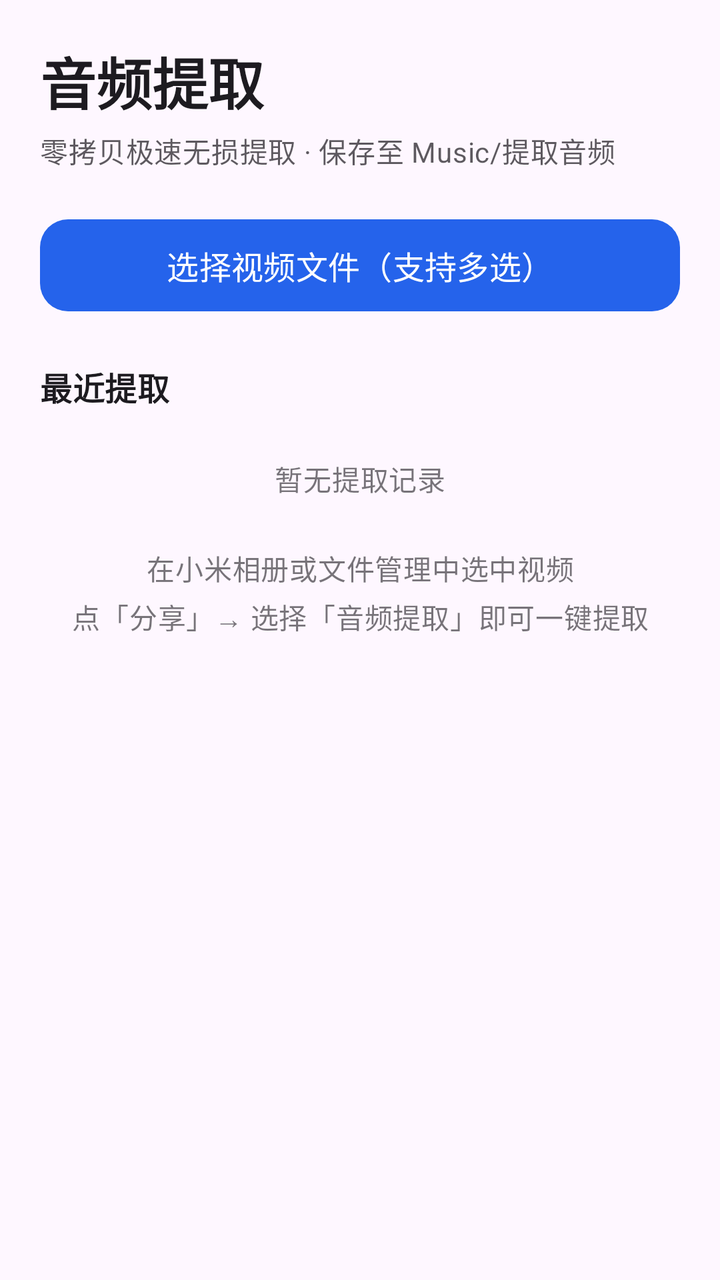
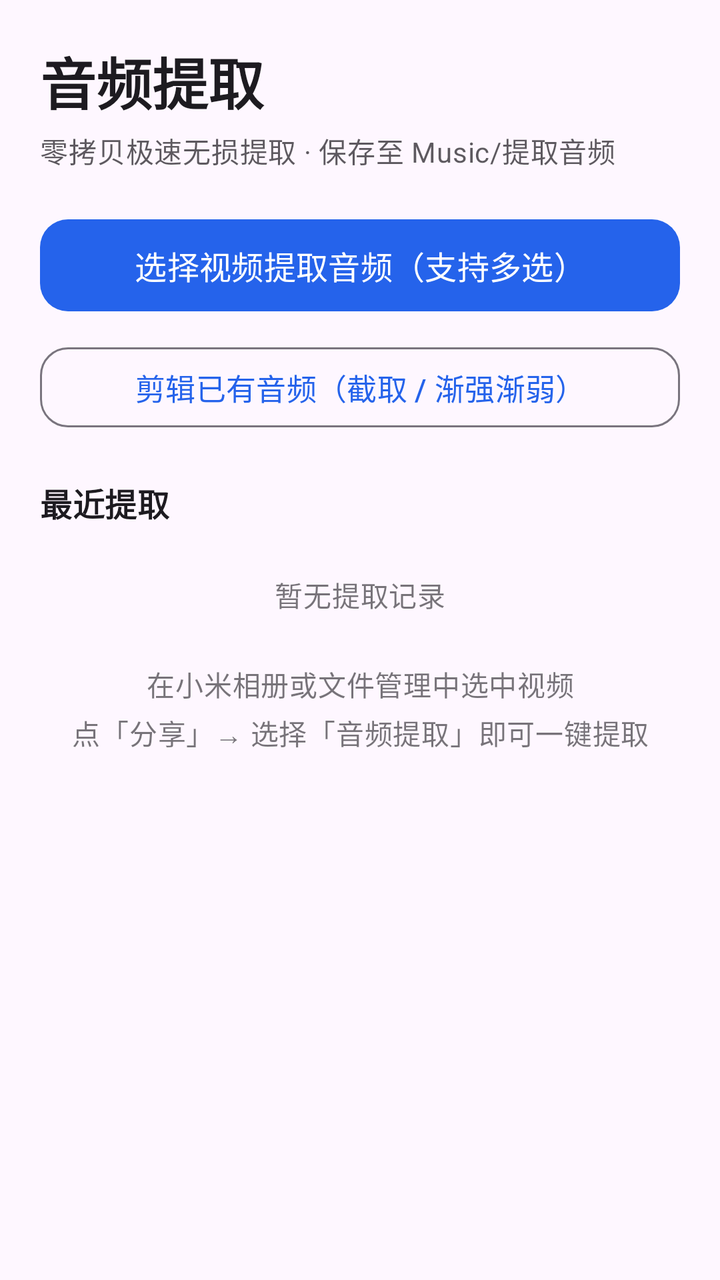

The first picture is an Android layout as it rendered before a commit; the second is the same layout after the commit. The layout source and the unified diff follow.
<!-- AndroidManifest.xml: application theme Theme.AudioExtractor -->
<!-- res/layout/activity_main.xml -->
<?xml version="1.0" encoding="utf-8"?>
<LinearLayout xmlns:android="http://schemas.android.com/apk/res/android"
    xmlns:app="http://schemas.android.com/apk/res-auto"
    android:layout_width="match_parent"
    android:layout_height="match_parent"
    android:orientation="vertical"
    android:padding="20dp">

    <TextView
        android:layout_width="match_parent"
        android:layout_height="wrap_content"
        android:text="@string/app_name"
        android:textAppearance="@style/TextAppearance.Material3.HeadlineMedium"
        android:textStyle="bold" />

    <TextView
        android:layout_width="match_parent"
        android:layout_height="wrap_content"
        android:layout_marginTop="4dp"
        android:alpha="0.72"
        android:text="@string/subtitle_hint"
        android:textAppearance="@style/TextAppearance.Material3.BodyMedium" />

    <com.google.android.material.button.MaterialButton
        android:id="@+id/btnPickVideos"
        android:layout_width="match_parent"
        android:layout_height="54dp"
        android:layout_marginTop="20dp"
        android:text="@string/pick_videos"
        android:textSize="16sp"
        app:cornerRadius="14dp" />

    <com.google.android.material.card.MaterialCardView
        android:id="@+id/cardProgress"
        android:layout_width="match_parent"
        android:layout_height="wrap_content"
        android:layout_marginTop="16dp"
        android:visibility="gone"
        app:cardCornerRadius="14dp"
        app:cardElevation="0dp"
        app:strokeWidth="1dp">

        <LinearLayout
            android:layout_width="match_parent"
            android:layout_height="wrap_content"
            android:orientation="vertical"
            android:padding="16dp">

            <LinearLayout
                android:layout_width="match_parent"
                android:layout_height="wrap_content"
                android:gravity="center_vertical"
                android:orientation="horizontal">

                <TextView
                    android:id="@+id/tvProgressTitle"
                    android:layout_width="0dp"
                    android:layout_height="wrap_content"
                    android:layout_weight="1"
                    android:textAppearance="@style/TextAppearance.Material3.TitleSmall"
                    android:textStyle="bold" />

                <TextView
                    android:id="@+id/tvProgressPercent"
                    android:layout_width="wrap_content"
                    android:layout_height="wrap_content"
                    android:textAppearance="@style/TextAppearance.Material3.TitleSmall"
                    android:textStyle="bold" />
            </LinearLayout>

            <TextView
                android:id="@+id/tvProgressFile"
                android:layout_width="match_parent"
                android:layout_height="wrap_content"
                android:layout_marginTop="4dp"
                android:alpha="0.75"
                android:ellipsize="middle"
                android:singleLine="true"
                android:textAppearance="@style/TextAppearance.Material3.BodySmall" />

            <com.google.android.material.progressindicator.LinearProgressIndicator
                android:id="@+id/progressBar"
                android:layout_width="match_parent"
                android:layout_height="wrap_content"
                android:layout_marginTop="12dp"
                android:max="100"
                app:trackCornerRadius="4dp" />

            <com.google.android.material.button.MaterialButton
                android:id="@+id/btnCancel"
                style="@style/Widget.Material3.Button.TextButton"
                android:layout_width="wrap_content"
                android:layout_height="wrap_content"
                android:layout_gravity="end"
                android:layout_marginTop="4dp"
                android:text="@string/cancel" />
        </LinearLayout>
    </com.google.android.material.card.MaterialCardView>

    <TextView
        android:id="@+id/tvStatusBanner"
        android:layout_width="match_parent"
        android:layout_height="wrap_content"
        android:layout_marginTop="14dp"
        android:paddingHorizontal="14dp"
        android:paddingVertical="10dp"
        android:textAppearance="@style/TextAppearance.Material3.BodyMedium"
        android:visibility="gone" />

    <LinearLayout
        android:layout_width="match_parent"
        android:layout_height="wrap_content"
        android:layout_marginTop="22dp"
        android:gravity="center_vertical"
        android:orientation="horizontal">

        <TextView
            android:layout_width="0dp"
            android:layout_height="wrap_content"
            android:layout_weight="1"
            android:text="@string/recent_history"
            android:textAppearance="@style/TextAppearance.Material3.TitleMedium"
            android:textStyle="bold" />

        <com.google.android.material.button.MaterialButton
            android:id="@+id/btnClearHistory"
            style="@style/Widget.Material3.Button.TextButton"
            android:layout_width="wrap_content"
            android:layout_height="wrap_content"
            android:text="@string/clear_history"
            android:visibility="gone" />
    </LinearLayout>

    <TextView
        android:id="@+id/tvEmptyHistory"
        android:layout_width="match_parent"
        android:layout_height="wrap_content"
        android:layout_marginTop="24dp"
        android:alpha="0.6"
        android:gravity="center"
        android:lineSpacingExtra="4dp"
        android:text="@string/empty_history_hint"
        android:textAppearance="@style/TextAppearance.Material3.BodyMedium" />

    <androidx.recyclerview.widget.RecyclerView
        android:id="@+id/rvHistory"
        android:layout_width="match_parent"
        android:layout_height="0dp"
        android:layout_marginTop="8dp"
        android:layout_weight="1"
        android:clipToPadding="false"
        android:paddingBottom="12dp" />

</LinearLayout>
<!-- resources referenced by this layout -->
<resources>
  <string name="app_name">音频提取</string>
  <string name="cancel">取消</string>
  <string name="clear_history">清空记录</string>
  <string name="empty_history_hint">暂无提取记录\n\n在小米相册或文件管理中选中视频\n点「分享」→ 选择「音频提取」即可一键提取</string>
  <string name="pick_videos">选择视频文件（支持多选）</string>
  <string name="recent_history">最近提取</string>
  <string name="subtitle_hint">零拷贝极速无损提取 · 保存至 Music/提取音频</string>
  <style name="Theme.AudioExtractor" parent="Theme.Material3.DayNight.NoActionBar">
          <item name="colorPrimary">@color/brand_primary</item>
      </style>
  <color name="brand_primary">#2563EB</color>
</resources>

<!-- the commit's change to res/layout/activity_main.xml (unified diff, before → after) -->
@@ -28,6 +28,16 @@
         android:layout_marginTop="20dp"
         android:text="@string/pick_videos"
         android:textSize="16sp"
+        app:cornerRadius="14dp" />
+
+    <com.google.android.material.button.MaterialButton
+        android:id="@+id/btnPickAudioToTrim"
+        style="@style/Widget.Material3.Button.OutlinedButton"
+        android:layout_width="match_parent"
+        android:layout_height="48dp"
+        android:layout_marginTop="10dp"
+        android:text="@string/pick_audio_to_trim"
+        android:textSize="15sp"
         app:cornerRadius="14dp" />
 
     <com.google.android.material.card.MaterialCardView
<!-- resource entries referenced after the edit -->
@@ -4,7 +4,8 @@
   <string name="cancel">取消</string>
   <string name="clear_history">清空记录</string>
   <string name="empty_history_hint">暂无提取记录\n\n在小米相册或文件管理中选中视频\n点「分享」→ 选择「音频提取」即可一键提取</string>
-  <string name="pick_videos">选择视频文件（支持多选）</string>
+  <string name="pick_audio_to_trim">剪辑已有音频（截取 / 渐强渐弱）</string>
+  <string name="pick_videos">选择视频提取音频（支持多选）</string>
   <string name="recent_history">最近提取</string>
   <string name="subtitle_hint">零拷贝极速无损提取 · 保存至 Music/提取音频</string>
   <style name="Theme.AudioExtractor" parent="Theme.Material3.DayNight.NoActionBar">
